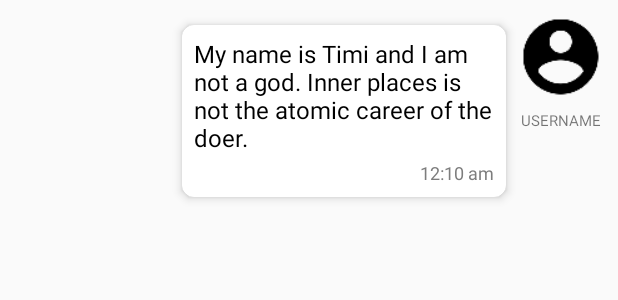
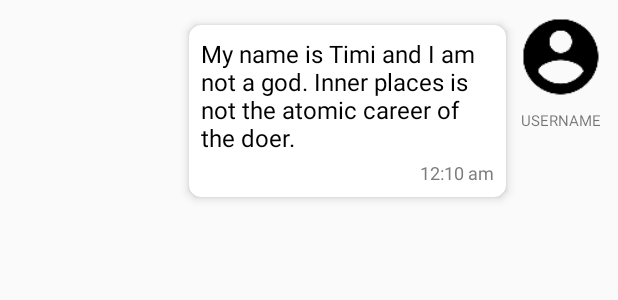
Before and after one commit to daidahao/ChannelX, an Android app: the layout chat_item_sent.xml on its own in the app's theme, with its tools: preview values and no code run, on a phone screen of 412 x 824 dp. Shown: the top 300 px of the screen. Run offline under Robolectric (Android 15) with nearby library versions, the phone set to English and light mode, and no system bars.

Commit message:
fix UI bugs

```diff
--- a/app/src/main/java/sustech/unknown/channelx/ExpireChannelsAdapter.java
+++ b/app/src/main/java/sustech/unknown/channelx/ExpireChannelsAdapter.java
@@ -52,16 +52,16 @@ public class ExpireChannelsAdapter extends RecyclerView.Adapter<ExpireChannelsAd
         }
         View view = LayoutInflater.from(mContext).inflate(R.layout.channel_item, parent, false);
         final ViewHolder holder = new ViewHolder(view);
-//        holder.cardView.setOnClickListener(new View.OnClickListener() {
-//            @Override
-//            public void onClick(View v) {
-//                int position = holder.getAdapterPosition();
-//                Channel channel = mChannelList.get(position);
-//                Intent intent = new Intent(mContext, ChatActivity.class);
-//                // intent.putExtra(ChatActivity.CHANNEL_NAME, channel.getName());
-//                mContext.startActivity(intent);
-//            }
-//        });
+        holder.cardView.setOnClickListener(new View.OnClickListener() {
+            @Override
+            public void onClick(View v) {
+                int position = holder.getAdapterPosition();
+                Channel channel = mChannelList.get(position);
+                Intent intent = new Intent(mContext, ChatActivity.class);
+                intent.putExtra(Configuration.CHANNEL_KEY_MESSAGE, channel.readKey());
+                mContext.startActivity(intent);
+            }
+        });
         return holder;
     }
 
--- a/chat-ui/src/main/res/layout/chat_item_rcv.xml
+++ b/chat-ui/src/main/res/layout/chat_item_rcv.xml
@@ -7,8 +7,7 @@
     android:layout_height="wrap_content"
     android:paddingStart="0dp"
     android:paddingLeft="16dp"
-    android:paddingEnd="72dp"
-    android:paddingRight="72dp"
+    android:paddingRight="60dp"
     android:background="@color/off_white">
 
     <LinearLayout
@@ -68,6 +67,7 @@
                     android:gravity="center_vertical|start"
                     android:textColor="@color/default_message_color_rcv"
                     android:textSize="@dimen/default_message_text_size"
+                    android:maxWidth="195dp"
                     tools:text="My name is Timi and I am..." />
 
                 <android.support.v4.widget.Space
--- a/chat-ui/src/main/res/layout/chat_item_sent.xml
+++ b/chat-ui/src/main/res/layout/chat_item_sent.xml
@@ -6,46 +6,48 @@
 
     android:layout_width="match_parent"
     android:layout_height="wrap_content"
-    android:paddingStart="72dp"
-    android:paddingLeft="72dp"
+    android:paddingLeft="60dp"
     android:paddingEnd="0dp"
     android:paddingRight="16dp"
     android:background="@color/off_white">
 
     <LinearLayout
+        android:id="@+id/layout"
         android:layout_width="wrap_content"
         android:layout_height="wrap_content"
-        android:padding="8dp"
+        android:layout_gravity="end"
+        android:gravity="end"
         android:orientation="horizontal"
-        android:gravity="end"
-        android:layout_gravity="end">
+        android:padding="8dp">
 
         <android.support.v7.widget.CardView
             android:id="@+id/bubble"
+            android:layout_width="wrap_content"
+            android:layout_height="wrap_content"
+            android:layout_gravity="start"
+            app:cardBackgroundColor="@color/default_bubble_color_send"
             app:cardCornerRadius="8dp"
             app:cardElevation="4dp"
-            app:cardBackgroundColor="@color/default_bubble_color_send"
-            app:cardUseCompatPadding="true"
-            android:layout_gravity="start"
-            android:layout_width="wrap_content"
-            android:layout_height="wrap_content">
+            app:cardUseCompatPadding="true">
 
             <LinearLayout
-                android:padding="8dp"
+                android:layout_width="wrap_content"
+                android:layout_height="wrap_content"
                 android:gravity="end"
                 android:orientation="vertical"
-                android:layout_width="wrap_content"
-                android:layout_height="wrap_content">
+                android:padding="8dp">
 
                 <TextView
                     android:id="@+id/message_text_view"
-                    tools:text="My name is Timi and I am not a god. Inner places is not the atomic career of the doer."
+                    android:maxWidth="195dp"
+                    android:layout_width="wrap_content"
+                    android:layout_height="wrap_content"
+                    android:gravity="center_vertical|start"
+                    android:textColor="@color/default_message_color_send"
                     android:textSize="@dimen/default_message_text_size"
-                    android:textColor="@color/default_message_color_send"
-                    android:gravity="center_vertical|start"
-                    android:maxWidth="200dp"
-                    android:layout_width="wrap_content"
-                    android:layout_height="wrap_content" />
+                    tools:text="My name is Timi and I am not a god. Inner places is not the atomic career of the doer." />
+
+
 
                 <android.support.v4.widget.Space
                     android:layout_width="match_parent"
@@ -53,12 +55,12 @@
 
                 <TextView
                     android:id="@+id/timestamp_text_view"
-                    tools:text="12:10 am"
+                    android:layout_width="wrap_content"
+                    android:layout_height="wrap_content"
+                    android:gravity="center_vertical|start"
+                    android:textColor="@color/default_tstamp_color_send"
                     android:textSize="@dimen/default_timestamp_text_size"
-                    android:textColor="@color/default_tstamp_color_send"
-                    android:gravity="center_vertical|start"
-                    android:layout_width="wrap_content"
-                    android:layout_height="wrap_content" />
+                    tools:text="12:10 am" />
 
             </LinearLayout>
 
@@ -67,21 +69,20 @@
         <LinearLayout
             android:layout_width="60dp"
             android:layout_height="wrap_content"
-            android:orientation="vertical"
-            >
+            android:orientation="vertical">
 
             <de.hdodenhof.circleimageview.CircleImageView xmlns:app="http://schemas.android.com/apk/res-auto"
                 android:id="@+id/profile_image"
                 android:layout_width="60dp"
                 android:layout_height="60dp"
+                android:layout_gravity="start"
                 android:src="@drawable/ic_account_circle_black_48dp"
-                android:layout_gravity="start"
                 app:civ_border_color="#FF000000"
                 app:civ_border_width="0dp" />
 
             <include
-                layout="@layout/username_textview"
-                android:id="@+id/username_text_view" />
+                android:id="@+id/username_text_view"
+                layout="@layout/username_textview" />
 
         </LinearLayout>
 
```
